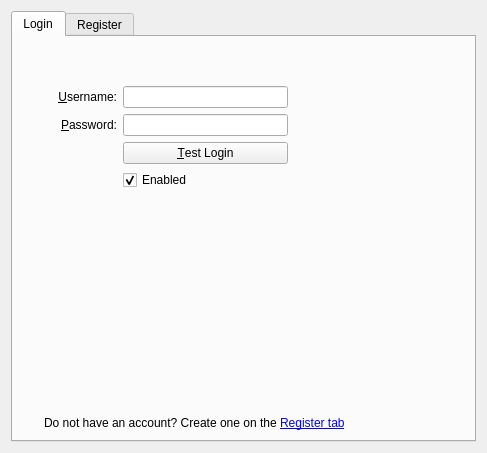
KDE/kde-runtime, file attica/kcm/providerconfigwidget.ui: the form before one commit.
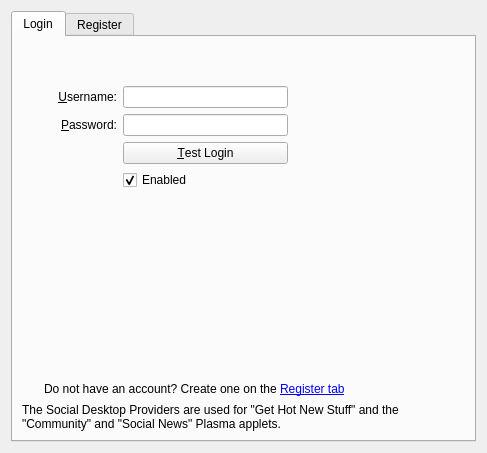
The form after the commit. Custom widgets are drawn as their Qt base class.

Commit message: add explanatory label what the whole shebang is about

```diff
--- a/attica/kcm/providerconfigwidget.ui
+++ b/attica/kcm/providerconfigwidget.ui
@@ -171,7 +171,7 @@
          </property>
         </spacer>
        </item>
-       <item row="3" column="0" colspan="2">
+       <item row="4" column="0" colspan="2">
         <layout class="QHBoxLayout" name="horizontalLayout">
          <item>
           <widget class="QLabel" name="iconLabelLP">
@@ -204,6 +204,16 @@
          </item>
         </layout>
        </item>
+       <item row="5" column="0">
+        <widget class="QLabel" name="infoLabelLP_2">
+         <property name="text">
+          <string>The Social Desktop Providers are used for &quot;Get Hot New Stuff&quot; and the &quot;Community&quot; and &quot;Social News&quot; Plasma applets.</string>
+         </property>
+         <property name="wordWrap">
+          <bool>true</bool>
+         </property>
+        </widget>
+       </item>
       </layout>
      </widget>
      <widget class="QWidget" name="registerTab">
```
